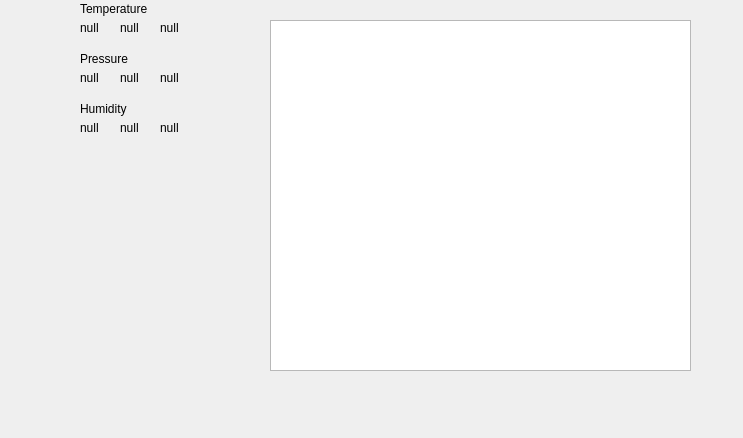
Above: Desktop_App/src/desktop_app.ui from Bl0tniaQus/IIOT2_StacjaPogodowaOnline before the change. Below: the same form after it.
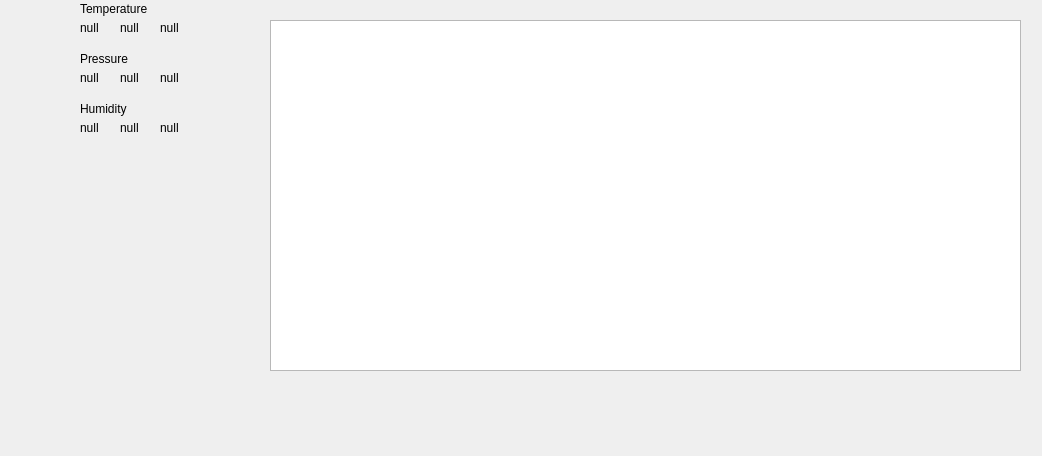
That is the form after the change. Custom widgets are drawn as their Qt base class.

Commit message: zmieniono:       Desktop_App/src/desktop_app.cpp 	zmieniono:       Desktop_App/src/desktop_app.h 	zmieniono:       Desktop_App/src/desktop_app.ui 	zmieniono:       Desktop_App/src/mqtt_controller.h 	zmieniono:       IIOT2_StacjaPogodowaOnline.ino

```diff
--- a/Desktop_App/src/desktop_app.ui
+++ b/Desktop_App/src/desktop_app.ui
@@ -6,8 +6,8 @@
    <rect>
     <x>0</x>
     <y>0</y>
-    <width>743</width>
-    <height>438</height>
+    <width>1042</width>
+    <height>456</height>
    </rect>
   </property>
   <property name="windowTitle">
@@ -175,7 +175,7 @@
      <rect>
       <x>270</x>
       <y>20</y>
-      <width>421</width>
+      <width>751</width>
       <height>351</height>
      </rect>
     </property>
```
The commit also changes 4 other files.
